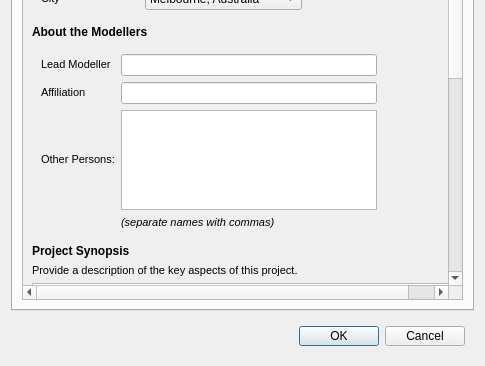
Qt form gui/startnewprojectdialog.ui (petermbach/urbanbeats-pss) before a commit; both pictures show x 0 to 485 and y 274 to 640 of the 485 by 640 pixel window.
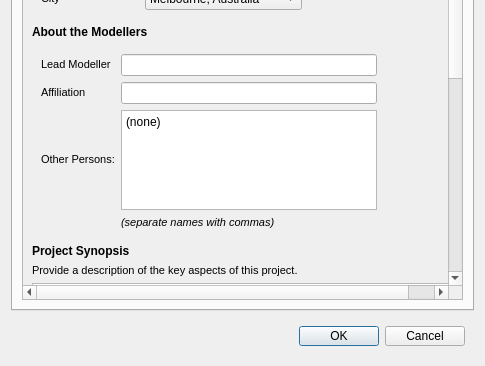
The same form after that commit. Icons and pictures are not drawn.

Diff of the .ui file:
```diff
--- a/gui/startnewprojectdialog.ui
+++ b/gui/startnewprojectdialog.ui
@@ -357,7 +357,7 @@
                  <string/>
                 </property>
                 <property name="plainText">
-                 <string>&lt;none&gt;</string>
+                 <string>(none)</string>
                 </property>
                </widget>
               </item>
```
Left out of the diff: 7 changed lines with no effect on the pictures.
